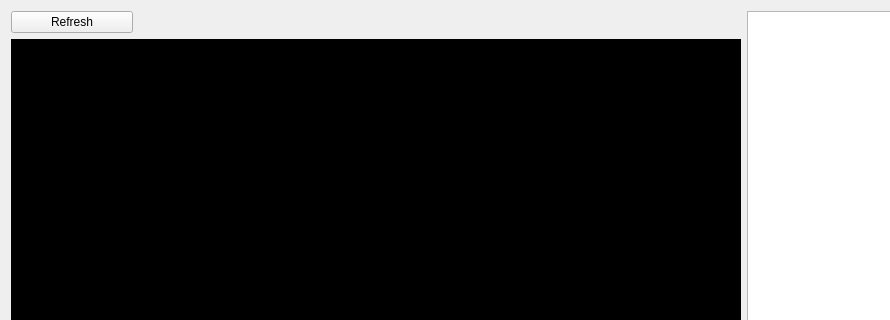
sebnor31/RPi_Video, file RPi_Video/mainwindow.ui: the form before one commit; both pictures show x 0 to 890 and y 0 to 320 of the 1123 by 762 pixel window.
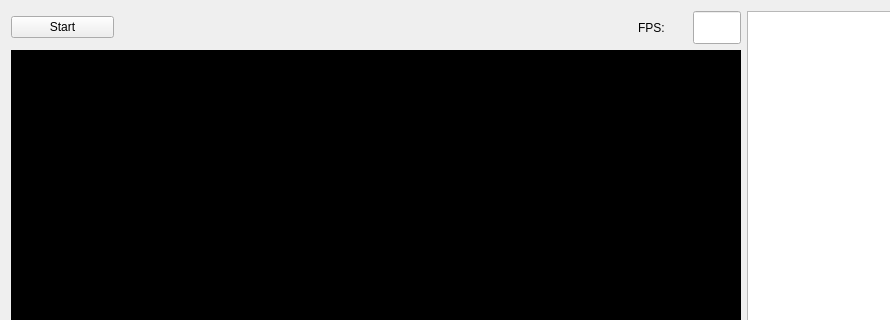
The form after the commit.

Commit message: Video stream is read and displayed in real-time

The edit to the form file:
```diff
--- a/RPi_Video/mainwindow.ui
+++ b/RPi_Video/mainwindow.ui
@@ -16,13 +16,13 @@
   <widget class="QWidget" name="centralWidget">
    <layout class="QHBoxLayout" name="horizontalLayout_2" stretch="2,1">
     <item>
-     <layout class="QVBoxLayout" name="verticalLayout" stretch="1,20">
+     <layout class="QVBoxLayout" name="verticalLayout" stretch="0,20">
       <item>
-       <layout class="QHBoxLayout" name="horizontalLayout" stretch="1,5">
+       <layout class="QHBoxLayout" name="horizontalLayout" stretch="1,5,1">
         <item>
          <widget class="QPushButton" name="refreshBtn">
           <property name="text">
-           <string>Refresh</string>
+           <string>Start</string>
           </property>
          </widget>
         </item>
@@ -39,6 +39,35 @@
           </property>
          </spacer>
         </item>
+        <item>
+         <layout class="QHBoxLayout" name="fpsLay" stretch="1,1">
+          <item>
+           <widget class="QLabel" name="fpsLbl">
+            <property name="text">
+             <string>FPS:</string>
+            </property>
+           </widget>
+          </item>
+          <item>
+           <widget class="QLineEdit" name="fpsInd">
+            <property name="sizePolicy">
+             <sizepolicy hsizetype="Expanding" vsizetype="Preferred">
+              <horstretch>0</horstretch>
+              <verstretch>0</verstretch>
+             </sizepolicy>
+            </property>
+            <property name="font">
+             <font>
+              <pointsize>16</pointsize>
+             </font>
+            </property>
+            <property name="readOnly">
+             <bool>true</bool>
+            </property>
+           </widget>
+          </item>
+         </layout>
+        </item>
        </layout>
       </item>
       <item>
```
Left out of the diff: 2 changed lines with no effect on the pictures. The commit also changes 2 other files.
